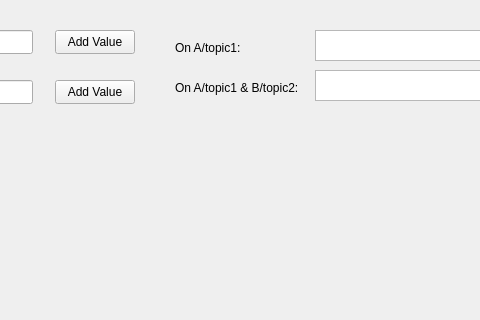
Old version of the form mainwindow.ui in the repository ionitovt/MQTTApp; both pictures show x 175 to 655 and y 0 to 320 of the 800 by 600 pixel window.
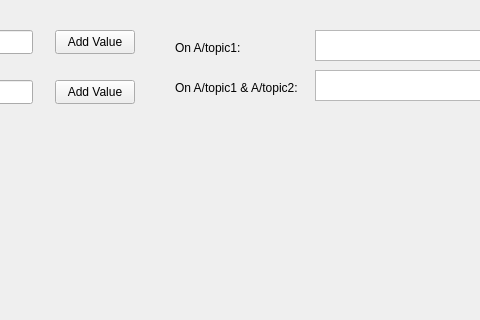
New version of the form. Custom widgets are drawn as their Qt base class.

The edit to the form file:
```diff
--- a/mainwindow.ui
+++ b/mainwindow.ui
@@ -135,7 +135,7 @@
      </rect>
     </property>
     <property name="text">
-     <string>On A/topic1 &amp; B/topic2: </string>
+     <string>On A/topic1 &amp; A/topic2: </string>
     </property>
    </widget>
   </widget>
```
